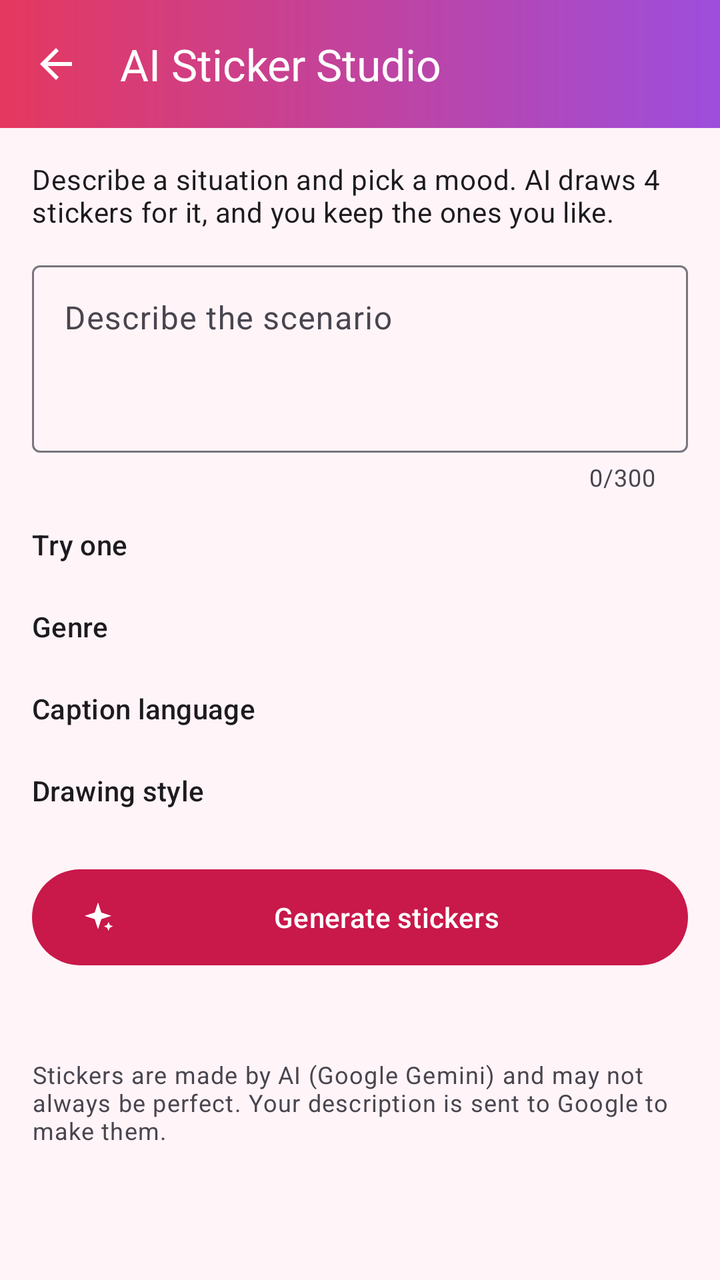
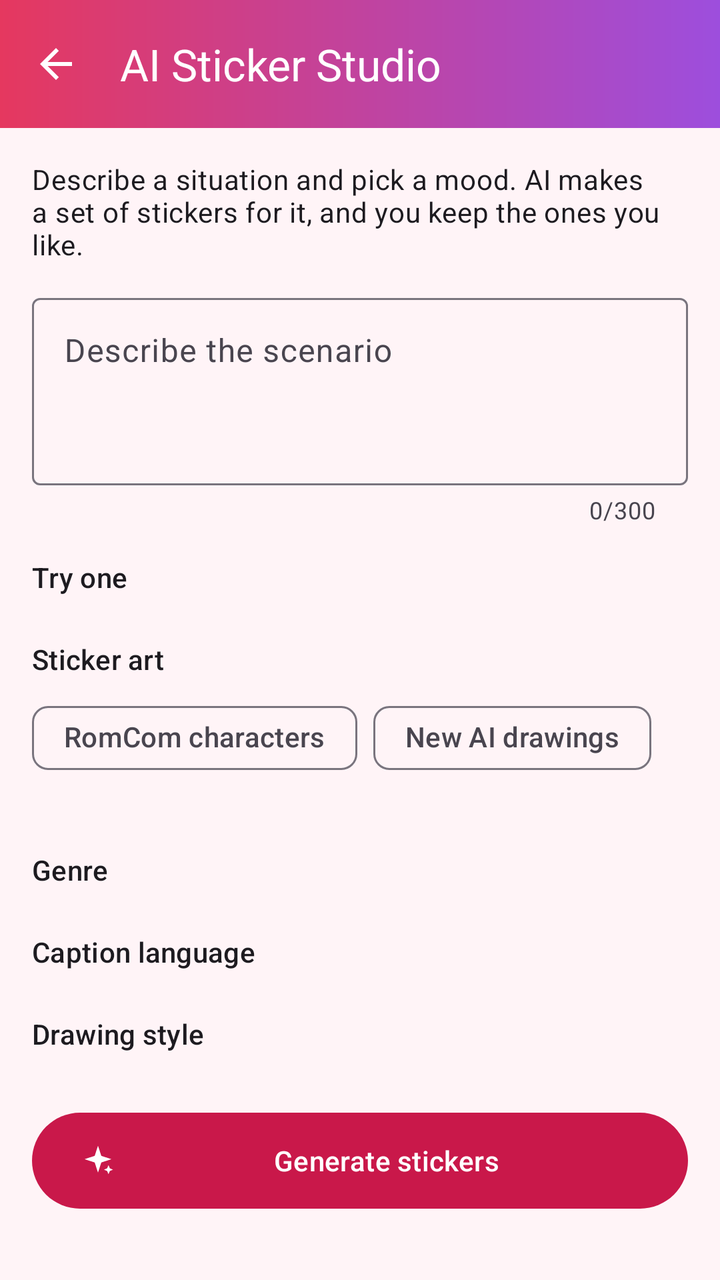

Two renders of the same Android screen: before a commit and after it. Below are the layout's source before the change and the commit's diff.
<!-- AndroidManifest.xml: application theme Theme.Stickers -->
<!-- res/layout/activity_ai_studio.xml -->
<?xml version="1.0" encoding="utf-8"?>
<LinearLayout xmlns:android="http://schemas.android.com/apk/res/android"
    xmlns:app="http://schemas.android.com/apk/res-auto"
    android:layout_width="match_parent"
    android:layout_height="match_parent"
    android:background="?android:attr/colorBackground"
    android:orientation="vertical">

    <LinearLayout
        android:id="@+id/appBar"
        android:layout_width="match_parent"
        android:layout_height="wrap_content"
        android:background="@drawable/header_gradient">

        <com.google.android.material.appbar.MaterialToolbar
            android:id="@+id/toolbar"
            android:layout_width="match_parent"
            android:layout_height="?attr/actionBarSize"
            app:navigationContentDescription="@string/back"
            app:navigationIcon="@drawable/ic_back"
            app:navigationIconTint="@color/white"
            app:title="@string/ai_studio"
            app:titleTextColor="@color/white" />
    </LinearLayout>

    <androidx.core.widget.NestedScrollView
        android:layout_width="match_parent"
        android:layout_height="0dp"
        android:layout_weight="1">

        <LinearLayout
            android:layout_width="match_parent"
            android:layout_height="wrap_content"
            android:orientation="vertical"
            android:padding="16dp">

            <TextView
                android:id="@+id/notConfigured"
                android:layout_width="match_parent"
                android:layout_height="wrap_content"
                android:background="?attr/colorSurfaceContainer"
                android:padding="16dp"
                android:text="@string/ai_not_configured"
                android:textAppearance="?attr/textAppearanceBodyMedium"
                android:visibility="gone" />

            <LinearLayout
                android:id="@+id/form"
                android:layout_width="match_parent"
                android:layout_height="wrap_content"
                android:orientation="vertical">

                <TextView
                    android:layout_width="match_parent"
                    android:layout_height="wrap_content"
                    android:text="@string/ai_intro"
                    android:textAppearance="?attr/textAppearanceBodyMedium" />

                <com.google.android.material.textfield.TextInputLayout
                    android:id="@+id/scenarioLayout"
                    style="@style/Widget.Material3.TextInputLayout.OutlinedBox"
                    android:layout_width="match_parent"
                    android:layout_height="wrap_content"
                    android:layout_marginTop="12dp"
                    android:hint="@string/ai_scenario_hint"
                    app:counterEnabled="true"
                    app:counterMaxLength="300">

                    <com.google.android.material.textfield.TextInputEditText
                        android:id="@+id/scenario"
                        android:layout_width="match_parent"
                        android:layout_height="wrap_content"
                        android:gravity="top"
                        android:inputType="textCapSentences|textMultiLine"
                        android:maxLength="300"
                        android:minLines="3" />
                </com.google.android.material.textfield.TextInputLayout>

                <TextView style="@style/SectionLabel" android:text="@string/ai_examples_label" />

                <HorizontalScrollView
                    android:layout_width="match_parent"
                    android:layout_height="wrap_content"
                    android:scrollbars="none">

                    <com.google.android.material.chip.ChipGroup
                        android:id="@+id/examples"
                        android:layout_width="wrap_content"
                        android:layout_height="wrap_content"
                        app:singleLine="true" />
                </HorizontalScrollView>

                <TextView style="@style/SectionLabel" android:text="@string/ai_genre" />

                <com.google.android.material.chip.ChipGroup
                    android:id="@+id/genres"
                    android:layout_width="match_parent"
                    android:layout_height="wrap_content"
                    app:selectionRequired="true"
                    app:singleSelection="true" />

                <TextView style="@style/SectionLabel" android:text="@string/ai_language" />

                <com.google.android.material.chip.ChipGroup
                    android:id="@+id/languages"
                    android:layout_width="match_parent"
                    android:layout_height="wrap_content"
                    app:selectionRequired="true"
                    app:singleSelection="true" />

                <TextView style="@style/SectionLabel" android:text="@string/ai_style" />

                <com.google.android.material.chip.ChipGroup
                    android:id="@+id/styles"
                    android:layout_width="match_parent"
                    android:layout_height="wrap_content"
                    app:selectionRequired="true"
                    app:singleSelection="true" />

                <com.google.android.material.button.MaterialButton
                    android:id="@+id/generate"
                    android:layout_width="match_parent"
                    android:layout_height="56dp"
                    android:layout_marginTop="20dp"
                    android:text="@string/ai_generate"
                    app:icon="@drawable/ic_sparkle" />

                <TextView
                    android:id="@+id/remaining"
                    android:layout_width="match_parent"
                    android:layout_height="wrap_content"
                    android:layout_marginTop="6dp"
                    android:gravity="center"
                    android:textAppearance="?attr/textAppearanceBodySmall"
                    android:textColor="?attr/colorOnSurfaceVariant" />

                <com.google.android.material.progressindicator.LinearProgressIndicator
                    android:id="@+id/progress"
                    android:layout_width="match_parent"
                    android:layout_height="wrap_content"
                    android:layout_marginTop="16dp"
                    android:visibility="gone" />

                <TextView
                    android:id="@+id/status"
                    android:layout_width="match_parent"
                    android:layout_height="wrap_content"
                    android:layout_marginTop="6dp"
                    android:gravity="center"
                    android:textAppearance="?attr/textAppearanceBodyMedium"
                    android:visibility="gone" />

                <androidx.recyclerview.widget.RecyclerView
                    android:id="@+id/results"
                    android:layout_width="match_parent"
                    android:layout_height="wrap_content"
                    android:layout_marginTop="12dp"
                    android:nestedScrollingEnabled="false" />

                <TextView
                    android:layout_width="match_parent"
                    android:layout_height="wrap_content"
                    android:layout_marginTop="8dp"
                    android:text="@string/ai_disclaimer"
                    android:textAppearance="?attr/textAppearanceBodySmall"
                    android:textColor="?attr/colorOnSurfaceVariant" />
            </LinearLayout>
        </LinearLayout>
    </androidx.core.widget.NestedScrollView>

    <FrameLayout
        android:id="@+id/bottomBar"
        android:layout_width="match_parent"
        android:layout_height="wrap_content"
        android:background="?attr/colorSurfaceContainer"
        android:padding="16dp"
        android:visibility="gone">

        <com.google.android.material.button.MaterialButton
            android:id="@+id/save"
            android:layout_width="match_parent"
            android:layout_height="56dp" />
    </FrameLayout>
</LinearLayout>
<!-- resources referenced by this layout -->
<resources>
  <color name="white">#FFFFFFFF</color>
  <!-- drawable header_gradient (drawable) -->
  <?xml version="1.0" encoding="utf-8"?>
  <shape xmlns:android="http://schemas.android.com/apk/res/android">
      <gradient
          android:angle="0"
          android:endColor="@color/romance"
          android:startColor="@color/love" />
  </shape>
  <!-- drawable ic_back (drawable) -->
  <vector xmlns:android="http://schemas.android.com/apk/res/android"
      android:width="24dp" android:height="24dp" android:viewportWidth="24" android:viewportHeight="24"
      android:autoMirrored="true">
      <path android:fillColor="#FFFFFFFF" android:pathData="M20,11H7.83l5.59,-5.59L12,4l-8,8 8,8 1.41,-1.41L7.83,13H20v-2z" />
  </vector>
  <!-- drawable ic_sparkle (drawable) -->
  <vector xmlns:android="http://schemas.android.com/apk/res/android"
      android:width="24dp" android:height="24dp" android:viewportWidth="24" android:viewportHeight="24">
      <path android:fillColor="#FFFFFFFF" android:pathData="M12,2l2.2,6.8L21,11l-6.8,2.2L12,20l-2.2,-6.8L3,11l6.8,-2.2z M19,15l0.9,2.1L22,18l-2.1,0.9L19,21l-0.9,-2.1L16,18l2.1,-0.9z" />
  </vector>
  <string name="ai_disclaimer">Stickers are made by AI (Google Gemini) and may not always be perfect. Your description is sent to Google to make them.</string>
  <string name="ai_examples_label">Try one</string>
  <string name="ai_generate">Generate stickers</string>
  <string name="ai_genre">Genre</string>
  <string name="ai_intro">Describe a situation and pick a mood. AI draws 4 stickers for it, and you keep the ones you like.</string>
  <string name="ai_language">Caption language</string>
  <string name="ai_not_configured">AI stickers aren\'t set up in this build of the app. The developer needs to connect it to Firebase AI Logic (see the README).</string>
  <string name="ai_scenario_hint">Describe the scenario</string>
  <string name="ai_studio">AI Sticker Studio</string>
  <string name="ai_style">Drawing style</string>
  <string name="back">Back</string>
  <style name="SectionLabel">
          <item name="android:layout_width">match_parent</item>
          <item name="android:layout_height">wrap_content</item>
          <item name="android:layout_marginTop">16dp</item>
          <item name="android:layout_marginBottom">6dp</item>
          <item name="android:textAppearance">?attr/textAppearanceTitleSmall</item>
      </style>
  <style name="Theme.Stickers" parent="Theme.Material3.DayNight.NoActionBar">
          <item name="colorPrimary">#FFC9184A</item>
          <item name="colorOnPrimary">#FFFFFFFF</item>
          <item name="colorPrimaryContainer">#FFFFD9E0</item>
          <item name="colorOnPrimaryContainer">#FF3F0016</item>
          <item name="colorSecondary">#FF7B2CBF</item>
          <item name="android:colorBackground">#FFFFF4F7</item>
          <item name="colorSurface">#FFFFF4F7</item>
          <item name="colorSurfaceContainer">#FFFFEAF0</item>
          <item name="colorSurfaceContainerLow">#FFFFFFFF</item>
          <item name="android:windowLightStatusBar">false</item>
      </style>
  <color name="romance">#FF9D4EDD</color>
  <color name="love">#FFE5385F</color>
</resources>

<!-- the commit's change to res/layout/activity_ai_studio.xml (unified diff, before → after) -->
@@ -90,6 +90,37 @@
                         app:singleLine="true" />
                 </HorizontalScrollView>
 
+                <TextView style="@style/SectionLabel" android:text="@string/ai_mode" />
+
+                <com.google.android.material.chip.ChipGroup
+                    android:id="@+id/modes"
+                    android:layout_width="match_parent"
+                    android:layout_height="wrap_content"
+                    app:selectionRequired="true"
+                    app:singleSelection="true">
+
+                    <com.google.android.material.chip.Chip
+                        android:id="@+id/modeFree"
+                        style="@style/Widget.Material3.Chip.Filter"
+                        android:layout_width="wrap_content"
+                        android:layout_height="wrap_content"
+                        android:text="@string/ai_mode_free" />
+
+                    <com.google.android.material.chip.Chip
+                        android:id="@+id/modeDrawn"
+                        style="@style/Widget.Material3.Chip.Filter"
+                        android:layout_width="wrap_content"
+                        android:layout_height="wrap_content"
+                        android:text="@string/ai_mode_drawn" />
+                </com.google.android.material.chip.ChipGroup>
+
+                <TextView
+                    android:id="@+id/modeHint"
+                    android:layout_width="match_parent"
+                    android:layout_height="wrap_content"
+                    android:textAppearance="?attr/textAppearanceBodySmall"
+                    android:textColor="?attr/colorOnSurfaceVariant" />
+
                 <TextView style="@style/SectionLabel" android:text="@string/ai_genre" />
 
                 <com.google.android.material.chip.ChipGroup
@@ -108,7 +139,10 @@
                     app:selectionRequired="true"
                     app:singleSelection="true" />
 
-                <TextView style="@style/SectionLabel" android:text="@string/ai_style" />
+                <TextView
+                    android:id="@+id/styleLabel"
+                    style="@style/SectionLabel"
+                    android:text="@string/ai_style" />
 
                 <com.google.android.material.chip.ChipGroup
                     android:id="@+id/styles"
<!-- resource entries referenced after the edit -->
@@ -24,8 +24,11 @@
   <string name="ai_examples_label">Try one</string>
   <string name="ai_generate">Generate stickers</string>
   <string name="ai_genre">Genre</string>
-  <string name="ai_intro">Describe a situation and pick a mood. AI draws 4 stickers for it, and you keep the ones you like.</string>
+  <string name="ai_intro">Describe a situation and pick a mood. AI makes a set of stickers for it, and you keep the ones you like.</string>
   <string name="ai_language">Caption language</string>
+  <string name="ai_mode">Sticker art</string>
+  <string name="ai_mode_drawn">New AI drawings</string>
+  <string name="ai_mode_free">RomCom characters</string>
   <string name="ai_not_configured">AI stickers aren\'t set up in this build of the app. The developer needs to connect it to Firebase AI Logic (see the README).</string>
   <string name="ai_scenario_hint">Describe the scenario</string>
   <string name="ai_studio">AI Sticker Studio</string>
